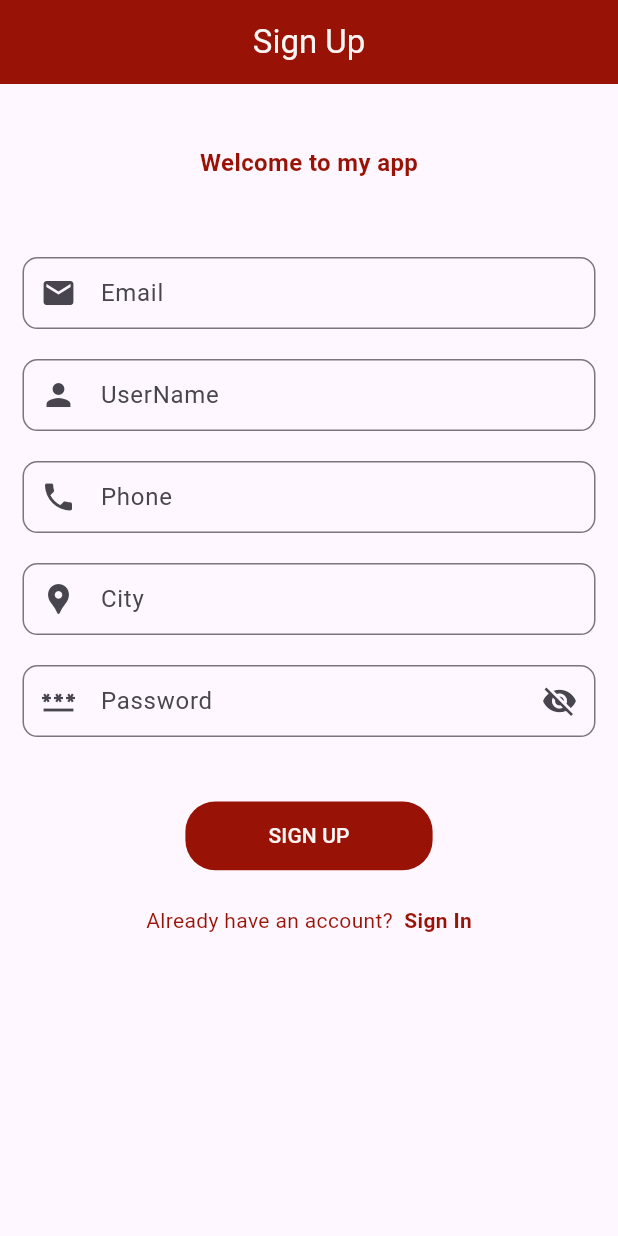
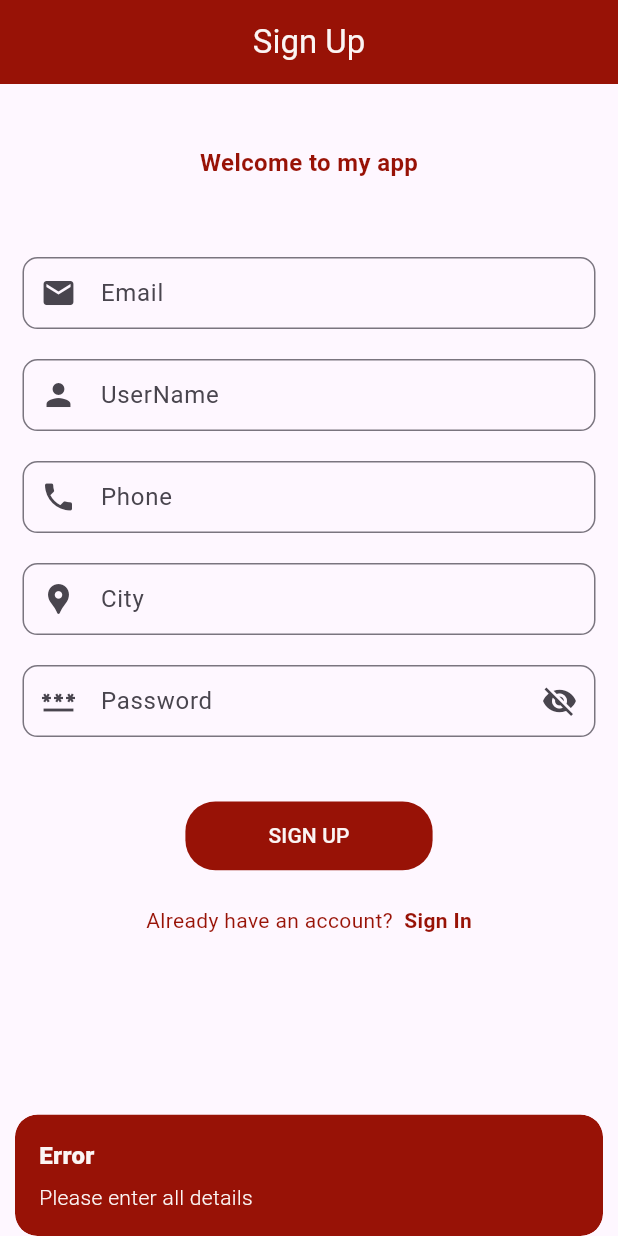
Before and after one commit to thisIzsunil/E-com, a Flutter app: the SignUpScreen screen opened directly, after a tap on "SIGN UP", on a phone screen of 412 x 824 dp. Run offline on Flutter 3.47's test engine with Material 3 defaults, Android fonts, the phone set to English and light mode, and no system bars; our stand-ins replace cloud_firestore, firebase_auth, firebase_core, flutter_easyloading, flutter_keyboard_visibility, get and 2 more; accounts and stored records are empty.

Commit message:
third commit

```diff
--- a/lib/models/user-model.dart
+++ b/lib/models/user-model.dart
@@ -1,3 +1,5 @@
+// ignore_for_file: file_names
+
 class UserModel {
   final String uId;
   final String username;
@@ -11,9 +13,10 @@
   final bool isAdmin;
   final bool isActive;
   final dynamic createdOn;
+  final String city;
 
-  UserModel(
-      {required this.uId,
+  UserModel({
+    required this.uId,
     required this.username,
     required this.email,
     required this.phone,
@@ -24,29 +27,30 @@
     required this.street,
     required this.isAdmin,
     required this.isActive,
-      required this.createdOn});
+    required this.createdOn,
+    required this.city,
+  });
 
-  //serialize the usemodel instance to a json map
-
+  // Serialize the UserModel instance to a JSON map
   Map<String, dynamic> toMap() {
     return {
       'uId': uId,
-      'usernname': username,
+      'username': username,
       'email': email,
       'phone': phone,
       'userImg': userImg,
       'userDeviceToken': userDeviceToken,
-      'countyr': country,
+      'country': country,
       'userAddress': userAddress,
       'street': street,
       'isAdmin': isAdmin,
       'isActive': isActive,
       'createdOn': createdOn,
+      'city': city,
     };
   }
 
-  //created a usermodel  instance froma json map
-
+  // Create a UserModel instance from a JSON map
   factory UserModel.fromMap(Map<String, dynamic> json) {
     return UserModel(
       uId: json['uId'],
@@ -61,6 +65,7 @@
       isAdmin: json['isAdmin'],
       isActive: json['isActive'],
       createdOn: json['createdOn'].toString(),
+      city: json['city'],
     );
   }
 }
--- a/lib/screens/auth-ui/sign-up-screen.dart
+++ b/lib/screens/auth-ui/sign-up-screen.dart
@@ -1,5 +1,7 @@
+import 'package:e_com/controllers/sign-up-controller.dart';
 import 'package:e_com/screens/auth-ui/sign-in-screen.dart';
 import 'package:e_com/utils/app-constant.dart';
+import 'package:firebase_auth/firebase_auth.dart';
 import 'package:flutter/material.dart';
 import 'package:flutter_keyboard_visibility/flutter_keyboard_visibility.dart';
 import 'package:get/get.dart';
@@ -12,6 +14,12 @@
 }
 
 class _SignUpScreenState extends State<SignUpScreen> {
+  final SignUpController signUpController = Get.put(SignUpController());
+  TextEditingController username = TextEditingController();
+  TextEditingController userEmail = TextEditingController();
+  TextEditingController userPhone = TextEditingController();
+  TextEditingController userCity = TextEditingController();
+  TextEditingController userPassword = TextEditingController();
   @override
   Widget build(BuildContext context) {
     return KeyboardVisibilityBuilder(builder: (context, isKeyboardVisible) {
@@ -44,6 +52,7 @@
                   child: Padding(
                     padding: const EdgeInsets.all(10.0),
                     child: TextFormField(
+                      controller: userEmail,
                       cursorColor: AppConstant.appScendoryCotor,
                       keyboardType: TextInputType.emailAddress,
                       decoration: InputDecoration(
@@ -61,6 +70,7 @@
                   child: Padding(
                     padding: const EdgeInsets.all(10.0),
                     child: TextFormField(
+                      controller: username,
                       cursorColor: AppConstant.appScendoryCotor,
                       keyboardType: TextInputType.name,
                       decoration: InputDecoration(
@@ -78,6 +88,7 @@
                   child: Padding(
                     padding: const EdgeInsets.all(10.0),
                     child: TextFormField(
+                      controller: userPhone,
                       cursorColor: AppConstant.appScendoryCotor,
                       keyboardType: TextInputType.phone,
                       decoration: InputDecoration(
@@ -95,6 +106,7 @@
                   child: Padding(
                     padding: const EdgeInsets.all(10.0),
                     child: TextFormField(
+                      controller: userCity,
                       cursorColor: AppConstant.appScendoryCotor,
                       keyboardType: TextInputType.streetAddress,
                       decoration: InputDecoration(
@@ -111,18 +123,29 @@
                   width: Get.width,
                   child: Padding(
                       padding: const EdgeInsets.all(10.0),
-                    child: TextFormField(
+                      child: Obx(
+                        () => TextFormField(
+                          obscureText: signUpController.isPasswordVisible.value,
+                          controller: userPassword,
                           cursorColor: AppConstant.appScendoryCotor,
                           keyboardType: TextInputType.visiblePassword,
                           decoration: InputDecoration(
                               hintText: "Password",
-                          suffixIcon: Icon(Icons.visibility_off),
                               prefixIcon: Icon(Icons.password),
-                          contentPadding: EdgeInsets.only(top: 2.0, left: 8.0),
+                              suffixIcon: GestureDetector(
+                                onTap: () {
+                                  signUpController.isPasswordVisible.toggle();
+                                },
+                                child: signUpController.isPasswordVisible.value
+                                    ? Icon(Icons.visibility_off)
+                                    : Icon(Icons.visibility_off),
+                              ),
+                              contentPadding:
+                                  EdgeInsets.only(top: 2.0, left: 8.0),
                               border: OutlineInputBorder(
                                   borderRadius: BorderRadius.circular(10.0))),
                         ),
-                  ),
+                      )),
                 ),
                 SizedBox(
                   height: Get.height / 25,
@@ -135,11 +158,52 @@
                         color: AppConstant.appScendoryCotor,
                         borderRadius: BorderRadius.circular(20.0)),
                     child: TextButton(
-                        onPressed: () {},
                       child: Text(
                         "SIGN UP",
                         style: TextStyle(color: AppConstant.appTextCotor),
-                        )),
+                      ),
+                      onPressed: () async {
+                        String name = username.text.trim();
+                        String email = userEmail.text.trim();
+                        String phone = userPhone.text.trim();
+                        String city = userCity.text.trim();
+                        String password = userPassword.text.trim();
+                        String userDeviceToken = '';
+
+                        if (name.isEmpty ||
+                            email.isEmpty ||
+                            phone.isEmpty ||
+                            city.isEmpty ||
+                            password.isEmpty) {
+                          Get.snackbar(
+                            "Error",
+                            "Please enter all details",
+                            snackPosition: SnackPosition.BOTTOM,
+                            backgroundColor: AppConstant.appScendoryCotor,
+                            colorText: AppConstant.appTextCotor,
+                          );
+                        } else {
+                          UserCredential? userCredential =
+                              await signUpController.signUpMethod(name, email,
+                                  phone, city, password, userDeviceToken);
+                          if (userCredential != null) {
+                            Get.snackbar(
+                              "Varification email sent.",
+                              "Please check your email.",
+                              snackPosition: SnackPosition.BOTTOM,
+                              backgroundColor: AppConstant.appScendoryCotor,
+                              colorText: AppConstant.appTextCotor,
+                            );
+                            //  signout  for when user first sign up the user data go to firestore database
+
+                            FirebaseAuth.instance.signOut();
+                            Get.offAll(()=> SignInScreen());
+
+
+                          }
+                        }
+                      },
+                    ),
                   ),
                 ),
                 SizedBox(
--- a/lib/screens/user-panel/main-screen.dart
+++ b/lib/screens/user-panel/main-screen.dart
@@ -1,8 +1,10 @@
 import 'package:e_com/screens/auth-ui/welcome-screen.dart';
 import 'package:e_com/utils/app-constant.dart';
 import 'package:flutter/material.dart';
+import 'package:flutter/services.dart';
 import 'package:get/get.dart';
 import 'package:google_sign_in/google_sign_in.dart';
+
 
 class MainScreen extends StatelessWidget {
   const MainScreen({super.key});
@@ -11,6 +13,10 @@
   Widget build(BuildContext context) {
     return Scaffold(
       appBar: AppBar(
+        systemOverlayStyle: SystemUiOverlayStyle(
+          statusBarColor: AppConstant.appScendoryCotor,
+          statusBarBrightness: Brightness.light
+        ),
         backgroundColor:AppConstant.appMainCotor ,
         title:Text(AppConstant.appMainName),
         centerTitle: true,
```
Also changed, not shown: lib/controllers/googel-sign-in-controller.dart (+8 -3 lines), lib/controllers/sign-up-controller.dart (added, +67 -0 lines), lib/main.dart (+12 -2 lines), lib/screens/auth-ui/welcome-screen.dart (+9 -3 lines), pubspec.lock, 1 other file. Lines whose indentation alone changed are shown as unchanged.
